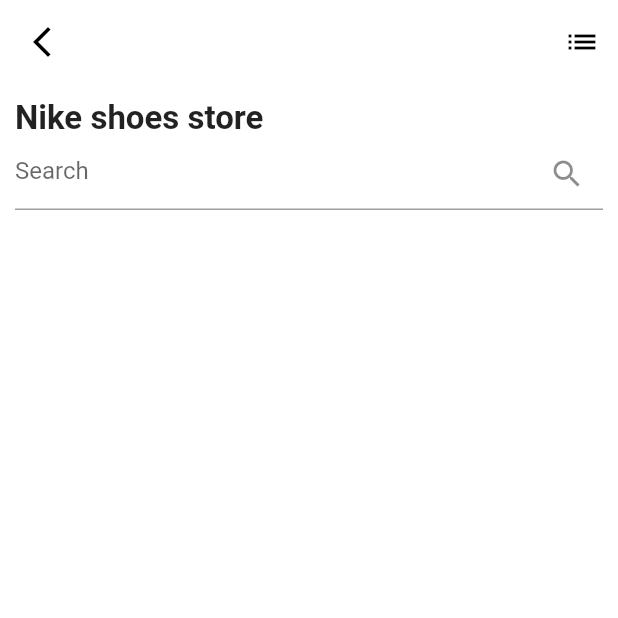
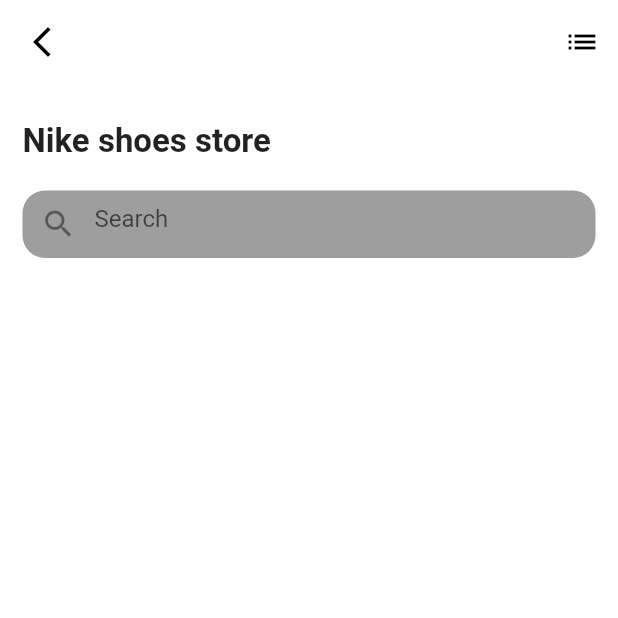
Before and after one commit to AbuNiaz/FigmaUI_To_Code-Shoes-, a Flutter app: the screen it shows after launch, on a phone screen of 412 x 824 dp, the top half of it. Run offline on Flutter 3.47's test engine with Material 2 defaults, Android fonts, the phone set to English and light mode, and no system bars.

Commit message:
Update home.dart

```diff
--- a/lib/home.dart
+++ b/lib/home.dart
@@ -27,23 +27,33 @@
         width: MediaQuery.of(context).size.width,
         color: Colors.white,
         child: Padding(
-          padding: const EdgeInsets.all(10.0),
+          padding: const EdgeInsets.all(15.0),
           child: ListView(
             children: [
+              const SizedBox(
+                height: 10,
+              ),
               const Text(
                 'Nike shoes store',
                 style: TextStyle(fontSize: 22, fontWeight: FontWeight.bold),
               ),
+              const SizedBox(
+                height: 20,
+              ),
               Container(
-                height: 50,
+                height: 45,
                 width: double.infinity,
                 decoration: BoxDecoration(
-                    color: Colors.white30,
-                    borderRadius: BorderRadius.circular(25)),
+                    color: Colors.grey,
+                    borderRadius: BorderRadius.circular(15)),
                 child: TextFormField(
-                  decoration: const InputDecoration(
-                    suffixIcon: Icon(Icons.search),
+                  decoration: InputDecoration(
+                    prefixIcon: const Icon(Icons.search),
                     hintText: 'Search',
+                    border: OutlineInputBorder(
+                      borderRadius: BorderRadius.circular(30),
+                      borderSide: BorderSide.none,
+                    ),
                   ),
                 ),
               )
```
